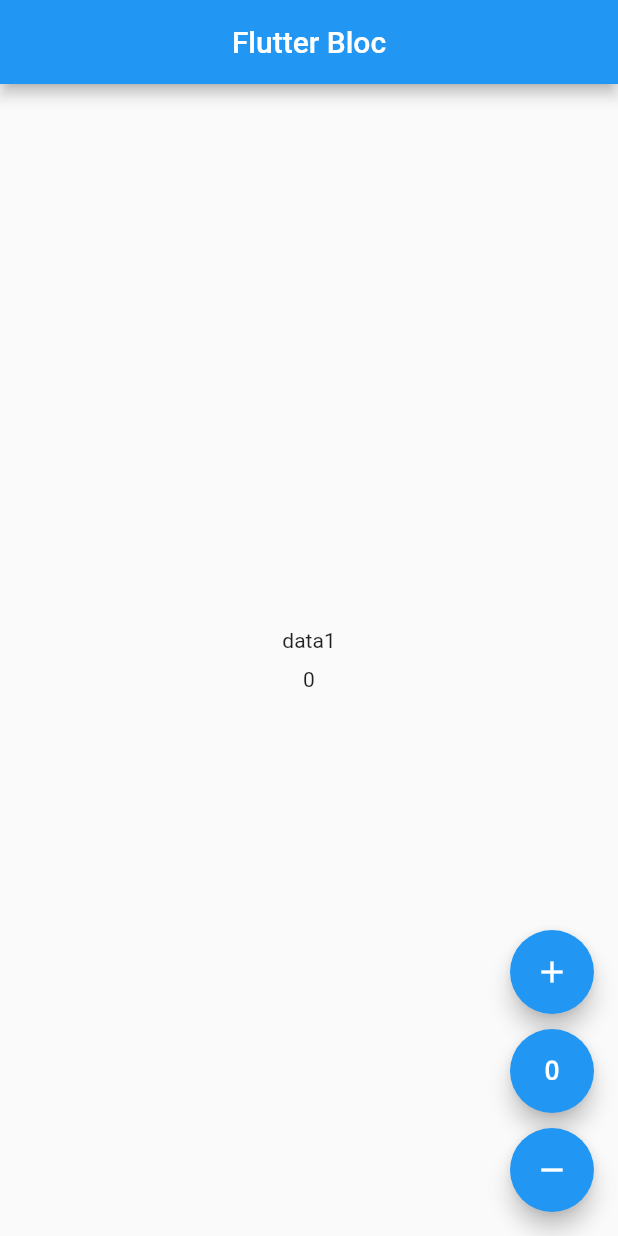
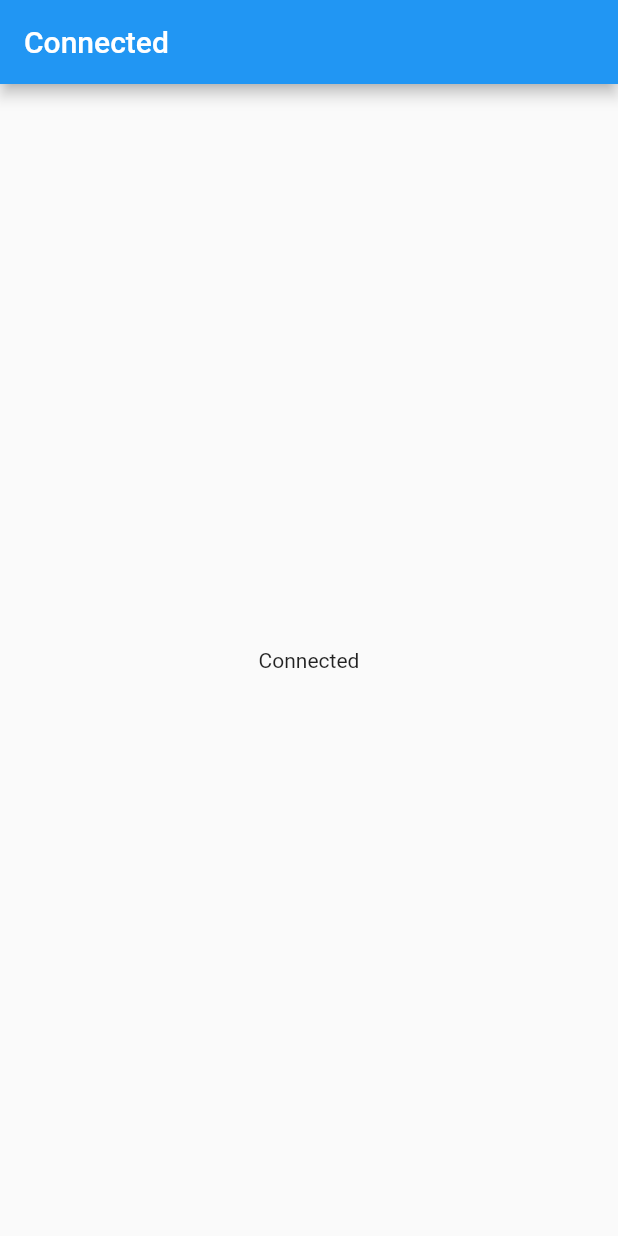
Before and after one commit to Hafsa-alhusam/bloc, a Flutter app: the screen it shows after launch, on a phone screen of 412 x 824 dp. Run offline on Flutter 3.47's test engine with Material 2 defaults, Android fonts, the phone set to English and light mode, and no system bars; our stand-ins replace connectivity_plus, flutter_bloc.

Commit message:
Intrnet bloc

```diff
--- a/lib/app/app.dart
+++ b/lib/app/app.dart
@@ -1,8 +1,8 @@
 import 'package:flutter/material.dart';
 import 'package:flutter_bloc/flutter_bloc.dart';
 
-import '../bloc/counter_bloc.dart';
-import '../ui/counter_home_page/home_page.dart';
+import '../bloc/intarnet_bloc.dart';
+import '../ui/connected/conected.dart';
 
 class MyApp extends StatelessWidget {
   const MyApp({super.key});
@@ -11,9 +11,9 @@ class MyApp extends StatelessWidget {
   Widget build(BuildContext context) {
     return BlocProvider(
       //يسمح انو نستخدمة لأي ويدجت في التطبيق
-      create: (context) => CounterBloc(),
+      create: (context) => IntarnetBloc(),
       child: const MaterialApp(
-          debugShowCheckedModeBanner: false, home: HomePage()),
+          debugShowCheckedModeBanner: false, home: Connected()),
     );
   }
 }
--- /dev/null
+++ b/lib/bloc/intarnet_bloc.dart
@@ -0,0 +1,36 @@
+import 'dart:async';
+
+import 'package:flutter_bloc/flutter_bloc.dart';
+import 'package:connectivity_plus/connectivity_plus.dart';
+import 'package:flutter/material.dart';
+
+part 'intarnet_event.dart';
+part 'intarnet_state.dart';
+
+class IntarnetBloc extends Bloc<IntarnetEvent, IntarnetState> {
+  StreamSubscription? _subscription;
+  IntarnetBloc() : super(IntarnetInitial()) {
+    on<IntarnetEvent>((event, emit) {
+      if (event is ConnectedEvent) {
+        emit(ConnectedState(message: "Connected"));
+      } else if (event is NotConnectedEvent) {
+        emit(NotConnectedState(message: "NotConnected"));
+      }
+    });
+    _subscription = Connectivity()
+        .onConnectivityChanged
+        .listen((ConnectivityResult result) {
+      if (result == ConnectivityResult.wifi ||
+          result == ConnectivityResult.mobile) {
+        add(ConnectedEvent());
+      } else {
+        add(NotConnectedEvent());
+      }
+    });
+  }
+  @override
+  Future<void> close() {
+    _subscription!.cancel();
+    return super.close();
+  }
+}
--- /dev/null
+++ b/lib/bloc/intarnet_event.dart
@@ -0,0 +1,7 @@
+part of 'intarnet_bloc.dart';
+
+@immutable
+abstract class IntarnetEvent {}
+
+class ConnectedEvent extends IntarnetEvent{}
+class NotConnectedEvent extends IntarnetEvent{}
--- /dev/null
+++ b/lib/bloc/intarnet_state.dart
@@ -0,0 +1,15 @@
+part of 'intarnet_bloc.dart';
+
+@immutable
+abstract class IntarnetState {}
+
+class IntarnetInitial extends IntarnetState {}
+
+class ConnectedState extends IntarnetState {
+  final String message;
+  ConnectedState({required this.message});
+}
+class NotConnectedState extends IntarnetState {
+  final String message;
+  NotConnectedState({required this.message});
+}
--- /dev/null
+++ b/lib/ui/connected/conected.dart
@@ -0,0 +1,28 @@
+import 'package:bloc2/ui/widgets/connected/connected_widget.dart';
+import 'package:flutter/material.dart';
+import 'package:flutter_bloc/flutter_bloc.dart';
+
+import '../../bloc/intarnet_bloc.dart';
+
+class Connected extends StatelessWidget {
+  const Connected({super.key});
+
+  @override
+  Widget build(BuildContext context) {
+    return Scaffold(
+        appBar: AppBar(
+          title: const Text("Connected"),
+        ),
+        body: BlocBuilder<IntarnetBloc, IntarnetState>(
+          builder: (context, state) {
+            if (state is ConnectedState) {
+              return BuildTextWidget(message: state.message);
+            } else if (state is NotConnectedState) {
+              return BuildTextWidget(message: state.message);
+            } else {
+              return const SizedBox();
+            }
+          },
+        ));
+  }
+}
--- /dev/null
+++ b/lib/ui/widgets/connected/connected_widget.dart
@@ -0,0 +1,11 @@
+import 'package:flutter/material.dart';
+
+class BuildTextWidget extends StatelessWidget {
+  final String message;
+  const BuildTextWidget({super.key, required this.message});
+
+  @override
+  Widget build(BuildContext context) {
+    return Center(child: Text(message));
+  }
+}
--- a/pubspec.yaml
+++ b/pubspec.yaml
@@ -36,6 +36,7 @@ dependencies:
   # Use with the CupertinoIcons class for iOS style icons.
   cupertino_icons: ^1.0.2
   flutter_bloc:
+  connectivity_plus:
 
 dev_dependencies:
   flutter_test:
```
Also changed, not shown: pubspec.lock, 4 other files.
